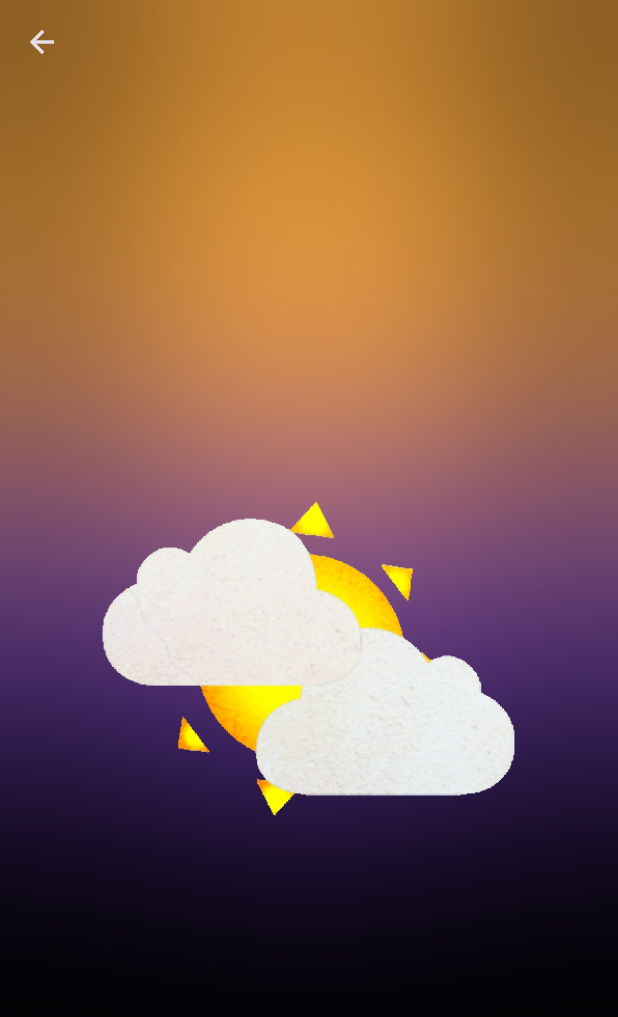
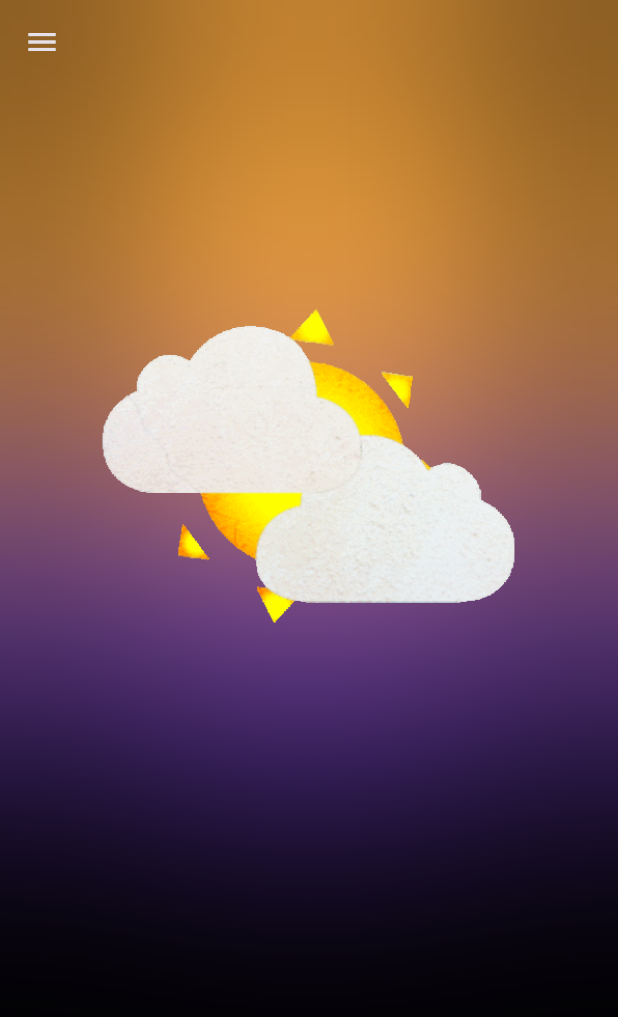
Before and after one commit to AltairFer2/practica6, a Flutter app: the HomeScreen screen opened directly, on a phone screen of 412 x 824 dp. Shown: the top 1017 px of the screen. Run offline on Flutter 3.47's test engine with Material 2 defaults, Android fonts, the phone set to English and light mode, and no system bars; our stand-ins replace bloc, equatable, flutter_bloc, flutter_map, geolocator, latlong2 and 1 more; missing offline and left inert: animated_floating_buttons.

Commit message:
Funcionando con servicio de pronostico 5 dias

```diff
--- a/lib/screens/home_screen.dart
+++ b/lib/screens/home_screen.dart
@@ -1,6 +1,7 @@
 import 'dart:ui';
 
 import 'package:clima/bloc/weather_bloc_bloc.dart';
+import 'package:clima/screens/days_screen.dart';
 import 'package:clima/screens/map_screen.dart';
 import 'package:flutter/material.dart';
 import 'package:flutter/services.dart';
@@ -42,6 +43,57 @@ class HomeScreen extends StatelessWidget {
         elevation: 0,
         systemOverlayStyle: SystemUiOverlayStyle(
           statusBarBrightness: Brightness.dark,
+        ),
+      ),
+      drawer: Drawer(
+        child: ListView(
+          children: [
+            const UserAccountsDrawerHeader(
+                currentAccountPicture: CircleAvatar(
+                  backgroundImage: NetworkImage('https://i.pravatar.cc/300'),
+                ),
+                accountName: Text('Víctor Fernando Sánchez Alvarado'),
+                accountEmail: Text('20031003@itcelaya.edu.mx')),
+            ListTile(
+              title: Text('Mapa'),
+              onTap: () {
+                // Navega a map_screen.dart aquí
+                Navigator.push(
+                  context,
+                  MaterialPageRoute(
+                    builder: (context) => MapScreen(),
+                  ),
+                );
+              },
+              leading: const Icon(Icons.map),
+            ),
+            ListTile(
+              title: Text('Recargar'),
+              leading: const Icon(Icons.autorenew),
+              onTap: () async {
+                Navigator.pop(context); // Minimiza el Drawer
+                // Obtener la posición actual
+                Position currentPosition = await _determinePosition();
+
+                // Disparar el evento de carga de datos con la nueva posición
+                BlocProvider.of<WeatherBlocBloc>(context)
+                    .add(FetchWeather(currentPosition));
+              },
+            ),
+            ListTile(
+              title: Text('Clima en 5 días'),
+              onTap: () {
+                // Navega a map_screen.dart aquí
+                Navigator.push(
+                  context,
+                  MaterialPageRoute(
+                    builder: (context) => DayScreen(),
+                  ),
+                );
+              },
+              leading: const Icon(Icons.map),
+            ),
+          ],
         ),
       ),
       body: Padding(
@@ -99,32 +151,6 @@ class HomeScreen extends StatelessWidget {
                                 style: TextStyle(
                                     color: Colors.white,
                                     fontWeight: FontWeight.w300),
-                              ),
-                              FloatingActionButton(
-                                onPressed: () {
-                                  // Navega a map_screen.dart aquí
-                                  Navigator.push(
-                                    context,
-                                    MaterialPageRoute(
-                                      builder: (context) => MapScreen(),
-                                    ),
-                                  );
-                                },
-                                tooltip: 'Abre el mapa',
-                                child: const Icon(Icons.map),
-                              ),
-                              // Botón de recarga
-                              ElevatedButton(
-                                onPressed: () async {
-                                  // Obtener la posición actual
-                                  Position currentPosition =
-                                      await _determinePosition();
-
-                                  // Disparar el evento de carga de datos con la nueva posición
-                                  BlocProvider.of<WeatherBlocBloc>(context)
-                                      .add(FetchWeather(currentPosition));
-                                },
-                                child: Text('Recargar'),
                               ),
                             ],
                           ),
@@ -316,15 +342,10 @@ class HomeScreen extends StatelessWidget {
                             return HomeScreen();
                           } else {
                             // Muestra un Container con un GIF mientras espera
-                            return Scaffold(
-                              backgroundColor: Colors.transparent,
-                              body: Center(
-                                child: Container(
-                                  width: 480, // Ajusta según tus necesidades
-                                  height: 480, // Ajusta según tus necesidades
-                                  child: Image.asset('assets/loading.gif'),
-                                ),
-                              ),
+                            return Container(
+                              width: 480, // Ajusta según tus necesidades
+                              height: 480, // Ajusta según tus necesidades
+                              child: Image.asset('assets/loading.gif'),
                             );
                           }
                         },
--- a/lib/screens/map_screen.dart
+++ b/lib/screens/map_screen.dart
@@ -232,6 +232,7 @@ class _MapScreenState extends State<MapScreen> {
           ),
           FloatingActionButton(
             onPressed: () {
+              Navigator.pop(context); // Minimiza el Drawer
               Navigator.push(
                 context,
                 MaterialPageRoute(
--- a/pubspec.yaml
+++ b/pubspec.yaml
@@ -21,6 +21,8 @@ dependencies:
   flutter_bloc: ^8.1.3
   equatable: ^2.0.5
   animated_floating_buttons: ^0.0.2
+  flutter_slider_drawer: ^2.1.3
+  http: ^0.13.1
 
 dev_dependencies:
   flutter_test:
@@ -33,3 +35,4 @@ flutter:
   # To add assets to your application, add an assets section, like this:
   assets:
     - assets/
+    - images/
```
Also changed, not shown: lib/screens/days_screen.dart (added, +137 -0 lines), images/clear.png (added), images/hail.png (added), images/heavycloud.png (added), images/heavyrain.png (added), images/lightcloud.png (added), pubspec.lock, 5 other files.
